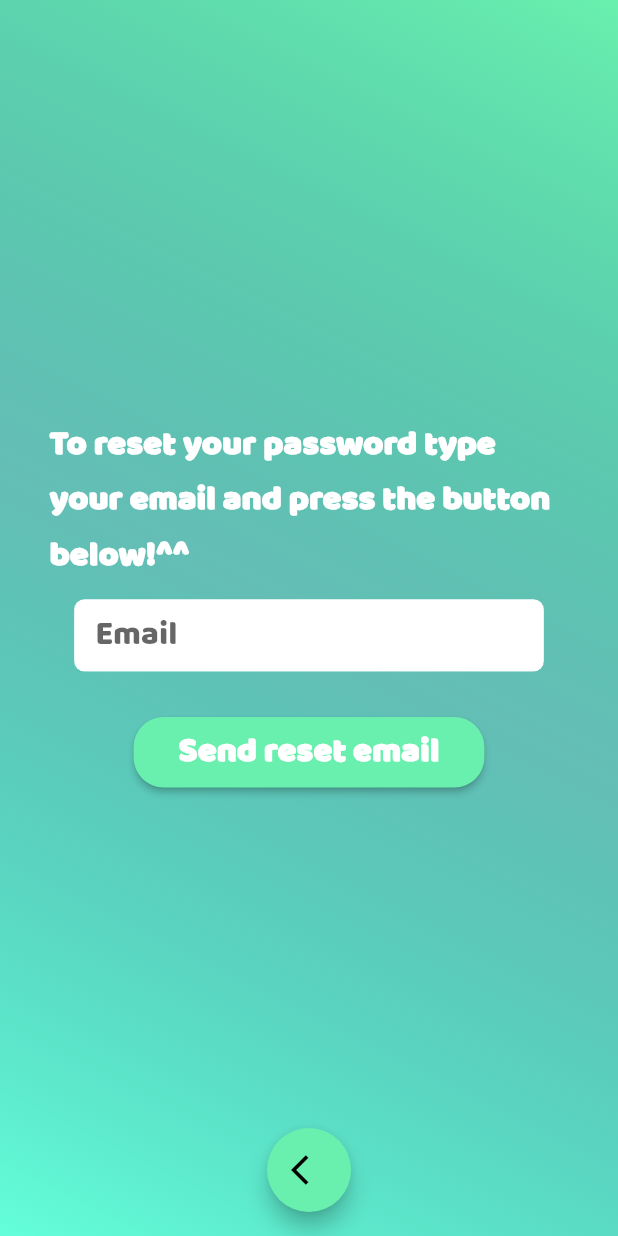
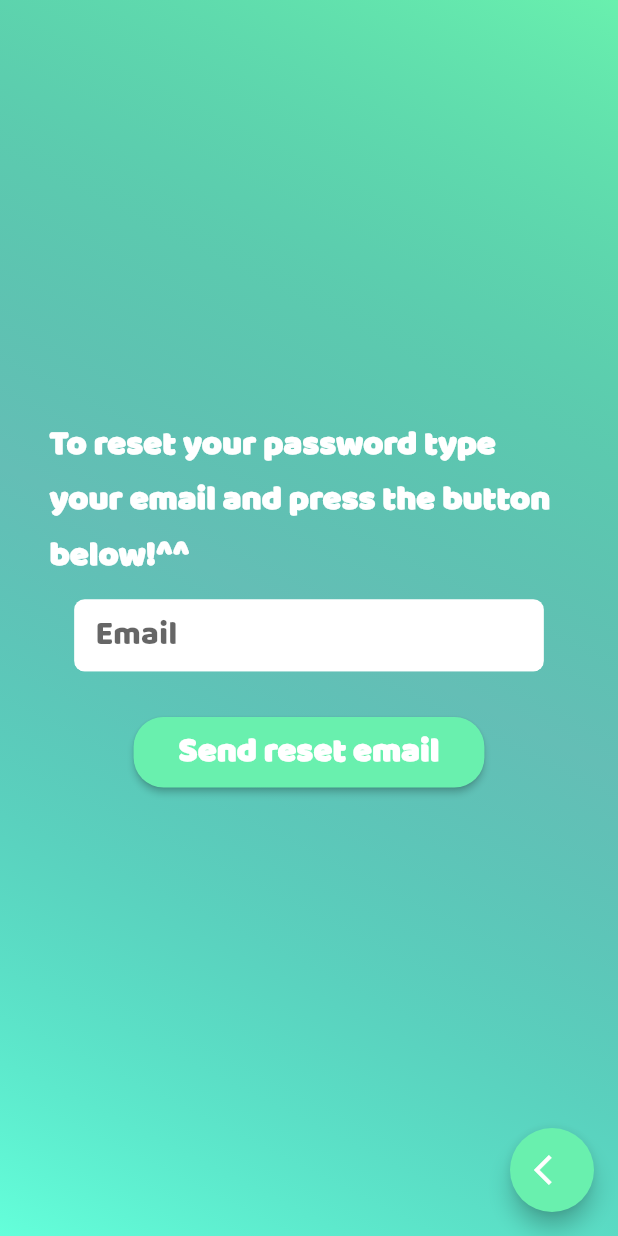
Before and after one commit to Kukyt/cookyt_app, a Flutter app: the screen it shows after launch, after a tap on "Forgot your password?", on a phone screen of 412 x 824 dp. Run offline on Flutter 3.47's test engine with Material 2 defaults, Android fonts, the phone set to English and light mode, and no system bars; our stand-ins replace firebase_auth, google_sign_in, rxdart; missing offline and left inert: flutter_facebook_login; accounts and stored records are empty; statements that could not run were skipped.

Commit message:
floating action button added to recover password page

```diff
--- a/lib/src/screens/login_screen.dart
+++ b/lib/src/screens/login_screen.dart
@@ -111,7 +111,7 @@ class LoginScreen extends StatelessWidget {
               ),
               Padding(
                 padding: EdgeInsets.fromLTRB(
-                    mediaSize.width * 0.12, 40.0, mediaSize.width * 0.12, 18.0),
+                    mediaSize.width * 0.12, 40.0, mediaSize.width * 0.12, 13.0),
                 child: RxTextField(
                   suscribe: manager.password$,
                   dispatch: manager.setPassword,
@@ -127,18 +127,23 @@ class LoginScreen extends StatelessWidget {
               InkWell(
                 child: Container(
                   padding: EdgeInsets.only(
-                        bottom: 10.0, right: mediaSize.width * 0.10),
+                      bottom: 10.0, right: mediaSize.width * 0.15),
                   alignment: Alignment.centerRight,
                   child: Text(
                     "Forgot your password?",
                     style: textStyle(decoration: TextDecoration.underline)
-                          .copyWith(fontSize: 20.0),
+                        .copyWith(
+                      fontSize: 20.0,
+                      fontWeight: FontWeight.w500,
+                      decorationThickness: 1.6,
+                    ),
                   ),
                 ),
                 onTap: () {
                   FocusScope.of(context).unfocus();
                   Navigator.pushNamed(context, RecoverPasswordScreen.id);
-                  }),
+                },
+              ),
 
               ///Reactive Login button
               RxRaisedButton(
--- a/lib/src/screens/recover_password_screen.dart
+++ b/lib/src/screens/recover_password_screen.dart
@@ -44,6 +44,14 @@ class RecoverPasswordScreen extends StatelessWidget {
     Size mediaSize = MediaQuery.of(context).size;
     AuthManager auth = Provider.of(context).fetch(AuthManager);
     return Scaffold(
+      floatingActionButton: FloatingActionButton(
+        child: Icon(
+          Icons.arrow_back_ios,
+          color: Colors.white,
+        ),
+        backgroundColor: Theme.of(context).accentColor,
+        onPressed: () => Navigator.pop(context),
+      ),
       body: Container(
         alignment: Alignment.center,
         decoration: BgDecorations.tealDecoration,
@@ -79,19 +87,14 @@ class RecoverPasswordScreen extends StatelessWidget {
                     vertical: 5.0,
                   ),
                   color: Theme.of(context).accentColor,
-                  onPressed: () =>
-                      _sendResetPasswordEmail(context, auth, textController.text),
+                  onPressed: () => _sendResetPasswordEmail(
+                      context, auth, textController.text),
                 ),
               ),
             ],
           ),
         ),
       ),
-      floatingActionButtonLocation: FloatingActionButtonLocation.centerFloat,
-      floatingActionButton: FloatingActionButton(
-        child: Icon(Icons.arrow_back_ios),
-        onPressed: () => Navigator.pop(context),
-      ),
     );
   }
 }
```
Lines whose indentation alone changed are shown as unchanged.
